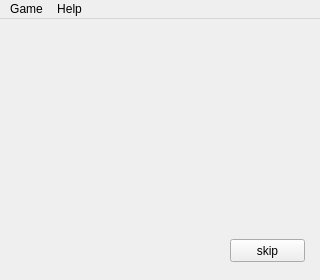
Above: mainwindow.ui from F74036344/2048 before the change. Below: the same form after it.
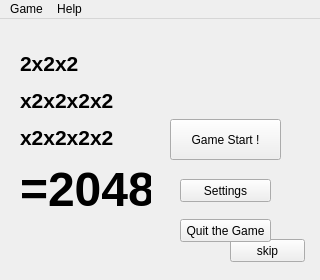
That is the form after the change. Icons and pictures are not drawn.

```diff
--- a/mainwindow.ui
+++ b/mainwindow.ui
@@ -47,6 +47,58 @@
      <string/>
     </property>
    </widget>
+   <widget class="QPushButton" name="pushButton_gameStart">
+    <property name="geometry">
+     <rect>
+      <x>170</x>
+      <y>100</y>
+      <width>111</width>
+      <height>41</height>
+     </rect>
+    </property>
+    <property name="text">
+     <string>Game Start !</string>
+    </property>
+   </widget>
+   <widget class="QPushButton" name="pushButton_settings">
+    <property name="geometry">
+     <rect>
+      <x>180</x>
+      <y>160</y>
+      <width>91</width>
+      <height>23</height>
+     </rect>
+    </property>
+    <property name="text">
+     <string>Settings</string>
+    </property>
+   </widget>
+   <widget class="QPushButton" name="pushButton_quitGame">
+    <property name="geometry">
+     <rect>
+      <x>180</x>
+      <y>200</y>
+      <width>91</width>
+      <height>23</height>
+     </rect>
+    </property>
+    <property name="text">
+     <string>Quit the Game</string>
+    </property>
+   </widget>
+   <widget class="QLabel" name="label_logo">
+    <property name="geometry">
+     <rect>
+      <x>20</x>
+      <y>20</y>
+      <width>131</width>
+      <height>191</height>
+     </rect>
+    </property>
+    <property name="text">
+     <string>&lt;html&gt;&lt;head/&gt;&lt;body&gt;&lt;p&gt;&lt;span style=&quot; font-size:16pt; font-weight:600;&quot;&gt;2x2x2&lt;/span&gt;&lt;/p&gt;&lt;p&gt;&lt;span style=&quot; font-size:16pt; font-weight:600;&quot;&gt;x2x2x2x2&lt;/span&gt;&lt;/p&gt;&lt;p&gt;&lt;span style=&quot; font-size:16pt; font-weight:600;&quot;&gt;x2x2x2x2&lt;/span&gt;&lt;/p&gt;&lt;p&gt;&lt;span style=&quot; font-size:36pt; font-weight:600;&quot;&gt;=2048&lt;/span&gt;&lt;/p&gt;&lt;/body&gt;&lt;/html&gt;</string>
+    </property>
+   </widget>
   </widget>
   <widget class="QMenuBar" name="menuBar">
    <property name="geometry">
```
Left out of the diff: 11 changed lines with no effect on the pictures.
